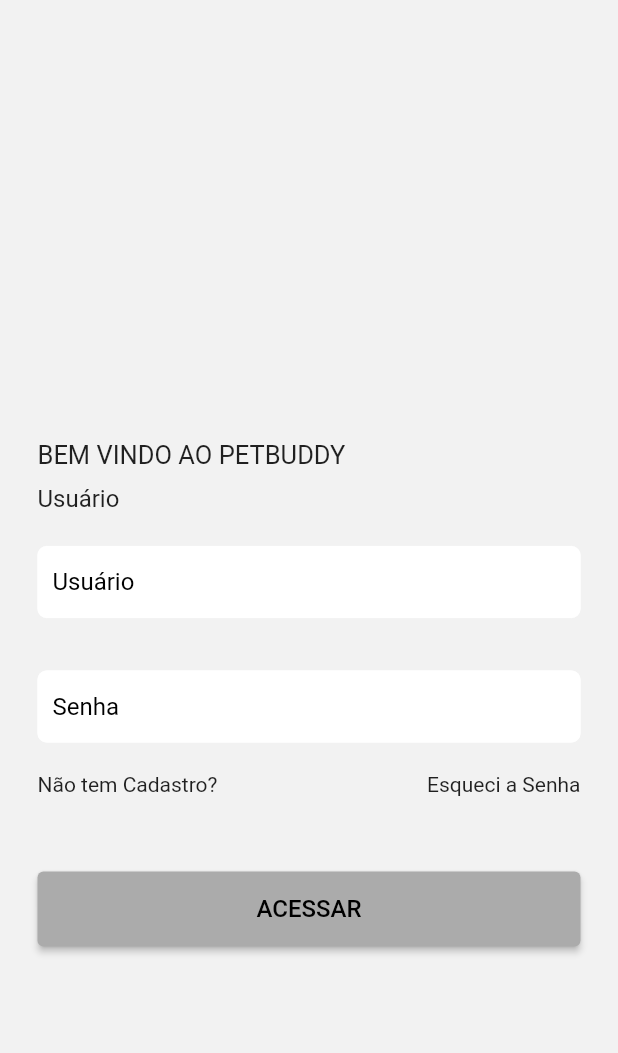
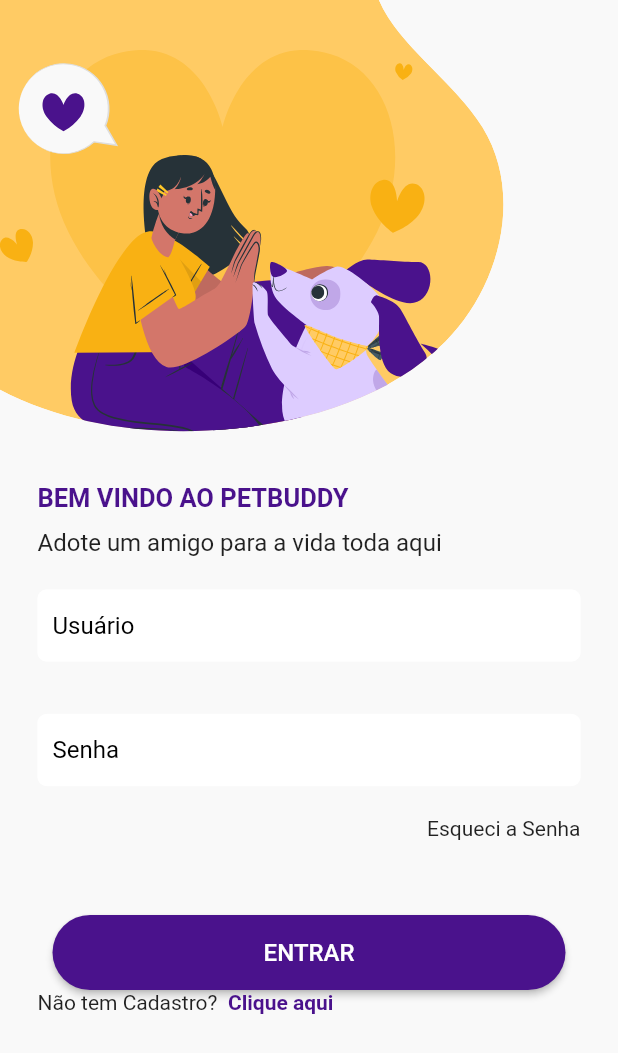
Before and after one commit to MarcalDev/PetBuddy, a Flutter app: the screen it shows after launch, on a phone screen of 412 x 824 dp. Shown: the top 1053 px of the screen. Run offline on Flutter 3.47's test engine with Material 2 defaults, Android fonts, the phone set to English and light mode, and no system bars; our stand-ins replace flutter_svg.

Commit message:
Correções para tela de login

```diff
--- a/lib/app/modules/login/login_page.dart
+++ b/lib/app/modules/login/pages/login_page.dart
@@ -1,13 +1,11 @@
 import 'package:flutter/material.dart';
 import 'package:petbuddy/app/modules/cadastro/pages/cadastro_ong_page.dart';
-import 'package:petbuddy/app/modules/cadastro/pages/cadastro_pessoa_fisica_page.dart';
 import 'package:petbuddy/app/util/app_colors.dart';
 import 'package:petbuddy/app/util/text_fonts.dart';
-import 'package:petbuddy/app/util/widgets/background_widget.dart';
-
-import '../../util/widgets/button_widget.dart';
-import '../../util/widgets/text_field_widget.dart';
-import '../../util/widgets/text_widget.dart';
+import '../../../util/widgets/button_widget.dart';
+import '../../../util/widgets/text_field_widget.dart';
+import '../../../util/widgets/text_widget.dart';
+import '../widgets/login_background_widget.dart';
 
 class LoginPage extends StatefulWidget {
   const LoginPage({super.key});
@@ -19,23 +17,22 @@
 class _LoginPageState extends State<LoginPage> {
   @override
   Widget build(BuildContext context) {
-    return BackgroundWidget(
+    return LoginBackgroundWidget(
       child: Column(
         mainAxisAlignment: MainAxisAlignment.center,
         crossAxisAlignment: CrossAxisAlignment.start,
         children: [
-          const SizedBox(
-            height: 75,
-          ),
           const TextWidget(
             text: 'BEM VINDO AO PETBUDDY',
             fontSize: TextFonts.fonteTituloLogin,
+            textColor: AppColors.corPadraoAplicativo,
+            fontWeight: FontWeight.bold,
           ),
           const SizedBox(
             height: 10,
           ),
           const TextWidget(
-            text: 'Usuário',
+            text: 'Adote um amigo para a vida toda aqui',
             fontSize: TextFonts.fonteSubTituloLogin,
           ),
           const SizedBox(
@@ -58,26 +55,39 @@
           const SizedBox(
             height: 20,
           ),
-          Row(
-            mainAxisAlignment: MainAxisAlignment.spaceBetween,
-            children: const [
-              TextWidget(text: 'Não tem Cadastro?', fontSize: TextFonts.fonteTextoMedio),
-              TextWidget(text: 'Esqueci a Senha', fontSize: TextFonts.fonteTextoMedio)
-            ],
-          ),
+          const Align(
+              alignment: Alignment.centerRight,
+              child: TextWidget(text: 'Esqueci a Senha', fontSize: TextFonts.fonteTextoMedio)),
           const SizedBox(
             height: 50,
           ),
-          ButtonWidget(
-            buttonText: 'ACESSAR',
-            buttonColor: AppColors.corBotao,
-            onPressed: () => Navigator.of(context).push(
-              MaterialPageRoute(
-                builder: (context) => const CadastroOngPage(),
+          Padding(
+            padding: const EdgeInsets.symmetric(horizontal: 10),
+            child: ButtonWidget(
+              buttonText: 'ENTRAR',
+              textColor: AppColors.corBranco,
+              buttonColor: AppColors.corPadraoAplicativo,
+              onPressed: () => Navigator.of(context).push(
+                MaterialPageRoute(
+                  builder: (context) => const CadastroOngPage(),
+                ),
               ),
             ),
           ),
-
+          Align(
+            alignment: Alignment.center,
+            child: Row(
+              children: const [
+                TextWidget(text: 'Não tem Cadastro? ', fontSize: TextFonts.fonteTextoMedio),
+                TextWidget(
+                  text: ' Clique aqui',
+                  fontSize: TextFonts.fonteTextoMedio,
+                  fontWeight: FontWeight.w600,
+                  textColor: AppColors.corPadraoAplicativo,
+                ),
+              ],
+            ),
+          )
         ],
       ),
     );
--- /dev/null
+++ b/lib/app/modules/login/widgets/login_background_widget.dart
@@ -0,0 +1,36 @@
+import 'package:flutter/material.dart';
+import 'package:flutter_svg/svg.dart';
+
+import '../../../util/app_colors.dart';
+import '../../../util/assets_aplicativo.dart';
+
+class LoginBackgroundWidget extends StatelessWidget {
+  final Widget child;
+  const LoginBackgroundWidget({super.key, required this.child});
+
+  @override
+  Widget build(BuildContext context) {
+    return Material(
+      child: SafeArea(
+        child: Scaffold(
+          resizeToAvoidBottomInset: true,
+          body: GestureDetector(
+            onTap: () => FocusScope.of(context).unfocus(),
+            child: Container(
+              color: AppColors.corBackground,
+              child: Column(
+                children: [
+                  SvgPicture.asset(AssetsAplicativo.ilustracaoLogin, fit: BoxFit.fitHeight),
+                  Padding(
+                    padding: const EdgeInsets.only(left: 25, right: 25, top: 25),
+                    child: child,
+                  ),
+                ],
+              ),
+            ),
+          ),
+        ),
+      ),
+    );
+  }
+}
--- a/lib/app/util/app_colors.dart
+++ b/lib/app/util/app_colors.dart
@@ -4,6 +4,7 @@
   static const fundoTextField = Color(0xffFFFFFF);
   static const corBotao = Color(0xffABABAB);
   static const corBranco = Color(0xffFFFFFF);
-  static const corBackground = Color(0xffF2F2F2);
+  static const corBackground = Color(0xffF9F9F9);
   static const corPreto = Color(0xff000000);
+  static const corPadraoAplicativo = Color(0xff4A128C);
 }
--- /dev/null
+++ b/lib/app/util/assets_aplicativo.dart
@@ -0,0 +1,11 @@
+import 'dart:core';
+
+class AssetsAplicativo {
+  static const String path = "assets";
+
+  static const String svgPath = "$path/svgs";
+
+  static const String ilustracaoLogin = "$svgPath/Ilustracao_Login.svg";
+  static const String iconeUsuario = "$svgPath/Icone_Usuario.svg";
+  static const String iconeSenha = "$svgPath/Icone_Senha.svg";
+}
--- a/lib/app/util/widgets/button_widget.dart
+++ b/lib/app/util/widgets/button_widget.dart
@@ -7,7 +7,8 @@
   final String buttonText;
   final Color? buttonColor;
   final void Function()? onPressed;
-  const ButtonWidget({super.key, required this.buttonText, this.buttonColor, required this.onPressed});
+  final Color? textColor;
+  const ButtonWidget({super.key, required this.buttonText, this.buttonColor, required this.onPressed, this.textColor});
 
   @override
   State<ButtonWidget> createState() => _ButtonWidgetState();
@@ -20,11 +21,13 @@
       onPressed: widget.onPressed,
       style: ButtonStyle(
         minimumSize: MaterialStateProperty.all<Size?>(Size.fromHeight(50)),
-        backgroundColor: MaterialStateProperty.all<Color?>(widget.buttonColor ?? AppColors.corBotao),
+          backgroundColor: MaterialStateProperty.all<Color?>(widget.buttonColor ?? AppColors.corBotao),
+          shape: MaterialStateProperty.all<RoundedRectangleBorder>(
+              RoundedRectangleBorder(borderRadius: BorderRadius.circular(30)))
       ),
       child: TextWidget(
         text: widget.buttonText,
-        textColor: AppColors.corPreto,
+        textColor: widget.textColor ?? AppColors.corPreto,
         fontSize: TextFonts.fonteBotao,
       ),
     );
--- a/lib/app/util/widgets/text_widget.dart
+++ b/lib/app/util/widgets/text_widget.dart
@@ -4,7 +4,8 @@
   final String text;
   final Color? textColor;
   final double? fontSize;
-  const TextWidget({super.key, required this.text, this.textColor, this.fontSize});
+  final FontWeight? fontWeight;
+  const TextWidget({super.key, required this.text, this.textColor, this.fontSize, this.fontWeight});
 
   @override
   Widget build(BuildContext context) {
@@ -12,6 +13,7 @@
         style: TextStyle(
           color: textColor,
           fontSize: fontSize,
+          fontWeight: fontWeight
         ));
   }
 }
--- a/lib/main.dart
+++ b/lib/main.dart
@@ -1,5 +1,5 @@
 import 'package:flutter/material.dart';
-import 'app/modules/login/login_page.dart';
+import 'app/modules/login/pages/login_page.dart';
 
 void main() {
   runApp(const MaterialApp(
--- a/pubspec.yaml
+++ b/pubspec.yaml
@@ -30,6 +30,7 @@
 dependencies:
   flutter:
     sdk: flutter
+  flutter_svg: ^2.0.5
 
 
   # The following adds the Cupertino Icons font to your application.
@@ -59,9 +60,8 @@
   uses-material-design: true
 
   # To add assets to your application, add an assets section, like this:
-  # assets:
-  #   - images/a_dot_burr.jpeg
-  #   - images/a_dot_ham.jpeg
+  assets:
+    - assets/svgs/
 
   # An image asset can refer to one or more resolution-specific "variants", see
   # https://flutter.dev/assets-and-images/#resolution-aware
```
Also changed, not shown: assets/svgs/Icone_Senha.svg (added), assets/svgs/Icone_Usuario.svg (added), assets/svgs/Ilustracao_Login.svg (added).
